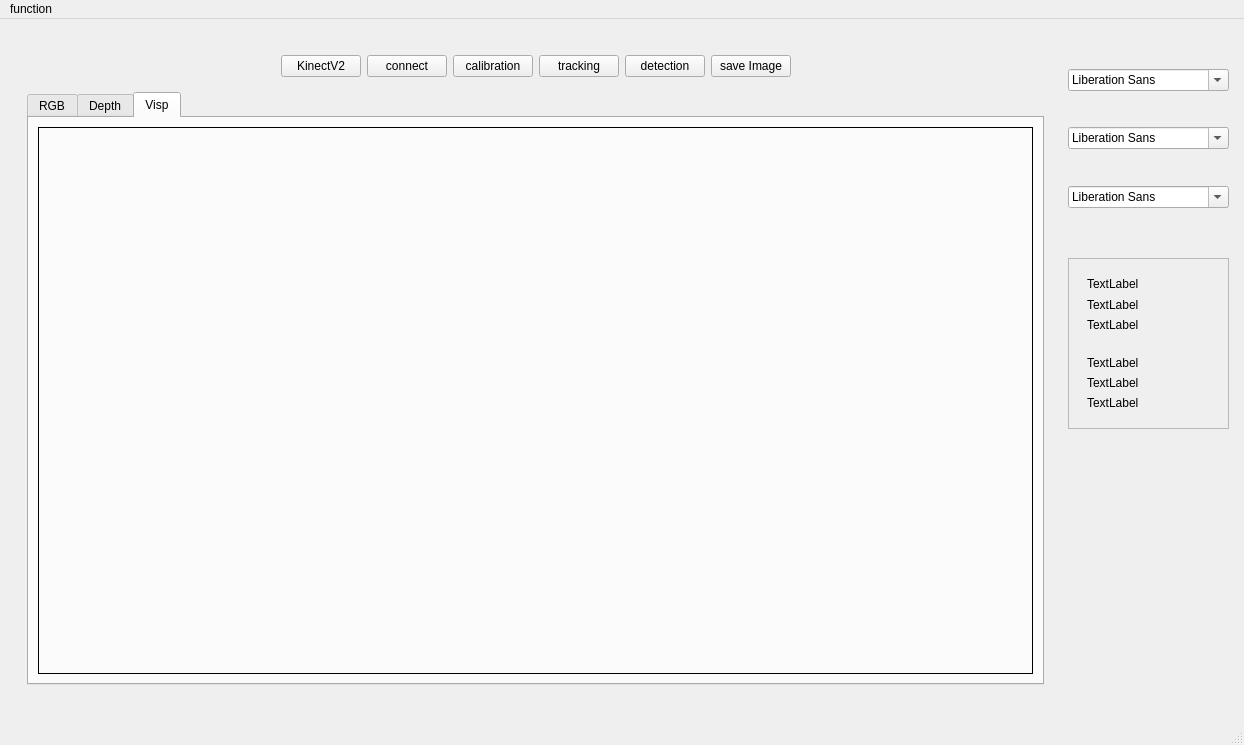
Above: src/mainwindow.ui from MRwangmaomao/QT_ROS_Visp_kinectV2_platform-cv_test before the change. Below: the same form after it.
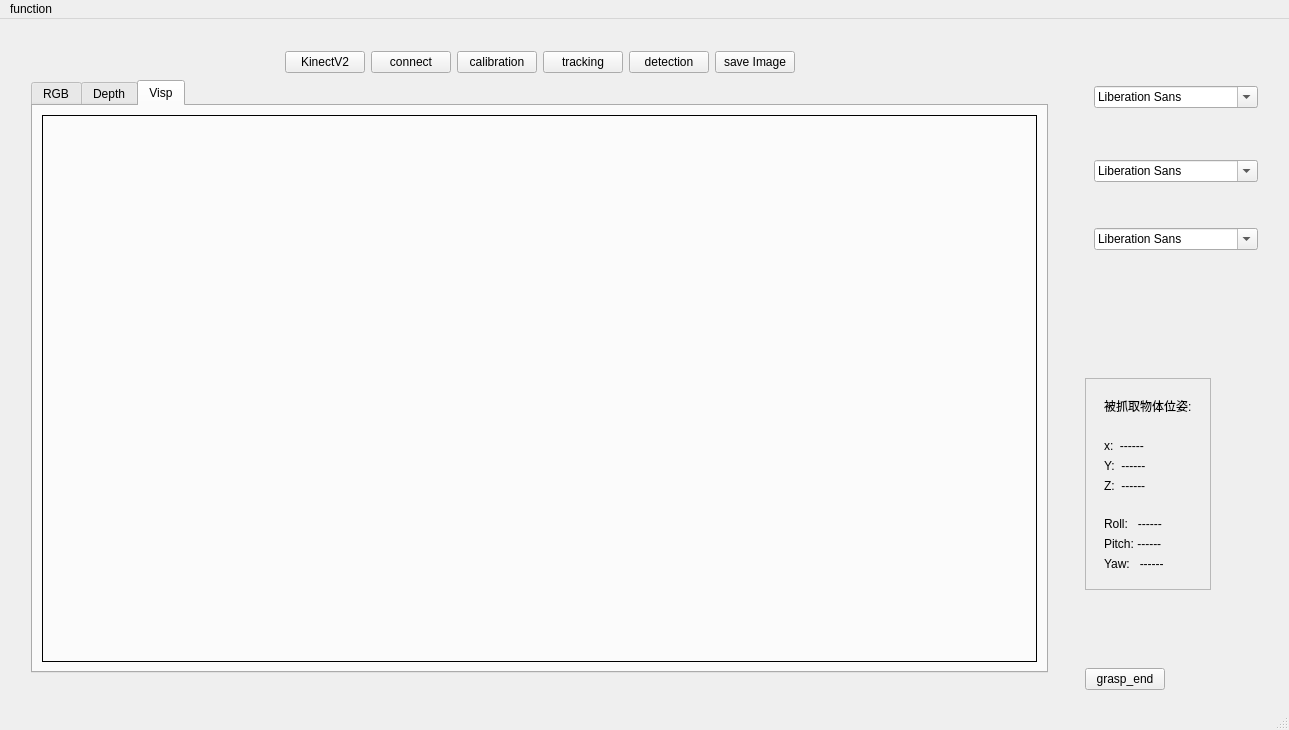
That is the form after the change.

Commit message: add grasp response

Diff of the .ui file:
```diff
--- a/src/mainwindow.ui
+++ b/src/mainwindow.ui
@@ -6,23 +6,35 @@
    <rect>
     <x>0</x>
     <y>0</y>
-    <width>1244</width>
-    <height>745</height>
+    <width>1289</width>
+    <height>730</height>
    </rect>
   </property>
   <property name="minimumSize">
    <size>
-    <width>1030</width>
-    <height>680</height>
+    <width>1289</width>
+    <height>730</height>
    </size>
   </property>
   <property name="windowTitle">
    <string>THU Machine Vision</string>
   </property>
   <widget class="QWidget" name="centralwidget">
-   <layout class="QFormLayout" name="formLayout">
-    <item row="0" column="0">
+   <layout class="QHBoxLayout" name="horizontalLayout_6">
+    <item>
      <widget class="QWidget" name="widget" native="true">
+      <property name="minimumSize">
+       <size>
+        <width>1053</width>
+        <height>662</height>
+       </size>
+      </property>
+      <property name="maximumSize">
+       <size>
+        <width>1053</width>
+        <height>662</height>
+       </size>
+      </property>
       <layout class="QHBoxLayout" name="horizontalLayout">
        <item>
         <widget class="QStackedWidget" name="stackedWidget">
@@ -198,17 +210,23 @@
       </layout>
      </widget>
     </item>
-    <item row="0" column="1">
-     <widget class="QWidget" name="widget_2" native="true">
+    <item>
+     <widget class="QWidget" name="widget_7" native="true">
+      <property name="minimumSize">
+       <size>
+        <width>200</width>
+        <height>0</height>
+       </size>
+      </property>
+      <property name="maximumSize">
+       <size>
+        <width>200</width>
+        <height>16777215</height>
+       </size>
+      </property>
+      <layout class="QFormLayout" name="formLayout">
+       <item row="2" column="0">
       <widget class="QFrame" name="frame">
-       <property name="geometry">
-        <rect>
-         <x>0</x>
-         <y>230</y>
-         <width>161</width>
-         <height>171</height>
-        </rect>
-       </property>
        <property name="frameShape">
         <enum>QFrame::StyledPanel</enum>
        </property>
@@ -216,27 +234,40 @@
         <enum>QFrame::Raised</enum>
        </property>
        <layout class="QVBoxLayout" name="verticalLayout_4">
+          <item>
+           <widget class="QWidget" name="widget_6" native="true">
+            <layout class="QHBoxLayout" name="horizontalLayout_7">
+             <item>
+              <widget class="QLabel" name="label_7">
+               <property name="text">
+                <string>被抓取物体位姿:</string>
+               </property>
+              </widget>
+             </item>
+            </layout>
+           </widget>
+          </item>
         <item>
          <widget class="QWidget" name="widget_3" native="true">
           <layout class="QVBoxLayout" name="verticalLayout">
            <item>
             <widget class="QLabel" name="label">
              <property name="text">
-              <string>TextLabel</string>
+                <string>x:  ------</string>
              </property>
             </widget>
            </item>
            <item>
             <widget class="QLabel" name="label_2">
              <property name="text">
-              <string>TextLabel</string>
+                <string>Y:  ------</string>
              </property>
             </widget>
            </item>
            <item>
             <widget class="QLabel" name="label_3">
              <property name="text">
-              <string>TextLabel</string>
+                <string>Z:  ------</string>
              </property>
             </widget>
            </item>
@@ -249,21 +280,21 @@
            <item>
             <widget class="QLabel" name="label_4">
              <property name="text">
-              <string>TextLabel</string>
+                <string>Roll:   ------</string>
              </property>
             </widget>
            </item>
            <item>
             <widget class="QLabel" name="label_5">
              <property name="text">
-              <string>TextLabel</string>
+                <string>Pitch: ------</string>
              </property>
             </widget>
            </item>
            <item>
             <widget class="QLabel" name="label_6">
              <property name="text">
-              <string>TextLabel</string>
+                <string>Yaw:   ------</string>
              </property>
             </widget>
            </item>
@@ -272,15 +303,42 @@
         </item>
        </layout>
       </widget>
+       </item>
+       <item row="3" column="0">
+        <spacer name="verticalSpacer_5">
+         <property name="orientation">
+          <enum>Qt::Vertical</enum>
+         </property>
+         <property name="sizeHint" stdset="0">
+          <size>
+           <width>20</width>
+           <height>40</height>
+          </size>
+         </property>
+        </spacer>
+       </item>
+       <item row="4" column="0">
+        <widget class="QPushButton" name="pushButton_grasp_end">
+         <property name="text">
+          <string>grasp_end</string>
+         </property>
+        </widget>
+       </item>
+       <item row="1" column="0">
+        <spacer name="verticalSpacer_6">
+         <property name="orientation">
+          <enum>Qt::Vertical</enum>
+         </property>
+         <property name="sizeHint" stdset="0">
+          <size>
+           <width>20</width>
+           <height>40</height>
+          </size>
+         </property>
+        </spacer>
+       </item>
+       <item row="0" column="0" colspan="2">
       <widget class="QWidget" name="widget_5" native="true">
-       <property name="geometry">
-        <rect>
-         <x>0</x>
-         <y>10</y>
-         <width>161</width>
-         <height>201</height>
-        </rect>
-       </property>
        <layout class="QVBoxLayout" name="verticalLayout_5">
         <item>
          <spacer name="verticalSpacer">
@@ -311,6 +369,16 @@
           </property>
          </spacer>
         </item>
+          <item>
+           <widget class="QWidget" name="widget_2" native="true">
+            <property name="minimumSize">
+             <size>
+              <width>1021</width>
+              <height>0</height>
+             </size>
+            </property>
+           </widget>
+          </item>
         <item>
          <widget class="QFontComboBox" name="CBdetection"/>
         </item>
@@ -345,6 +413,8 @@
         </item>
        </layout>
       </widget>
+       </item>
+      </layout>
      </widget>
     </item>
    </layout>
@@ -354,7 +424,7 @@
     <rect>
      <x>0</x>
      <y>0</y>
-     <width>1244</width>
+     <width>1289</width>
      <height>28</height>
     </rect>
    </property>
```
Lines whose indentation alone changed are shown as unchanged. The commit also changes 7 other files.
